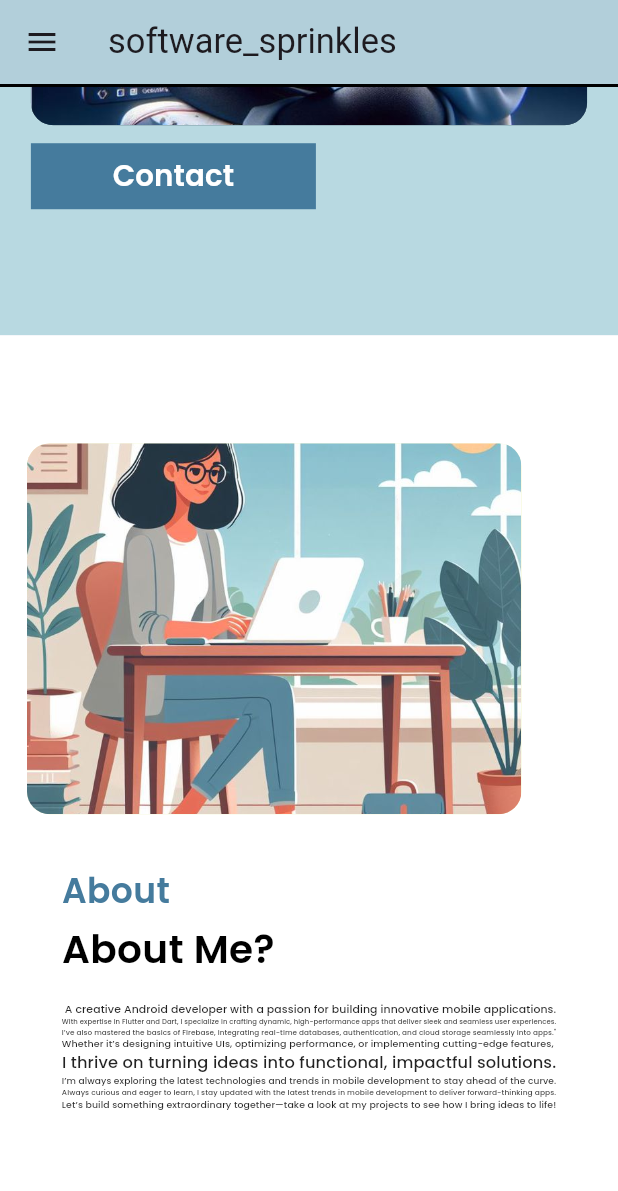
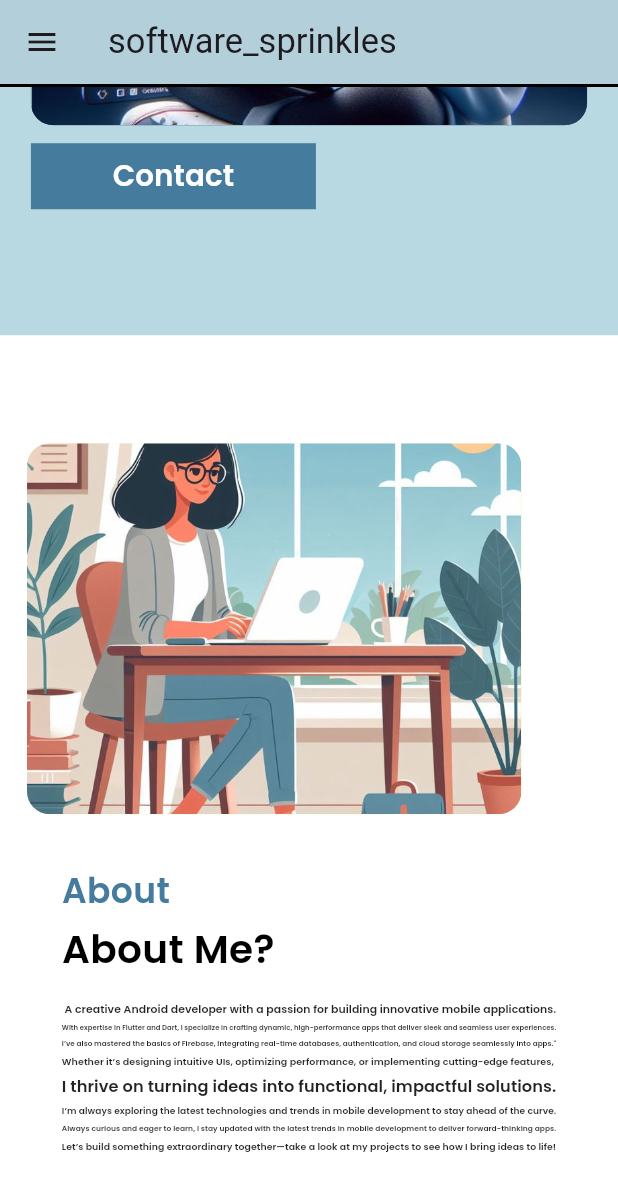
Before and after one commit to Areeba-ai05/Portfolio, a Flutter app: the screen it shows after launch, scrolled down 576 dp, on a phone screen of 412 x 824 dp. Shown: the top 1191 px of the screen. Run offline on Flutter 3.47's test engine with Material 3 defaults, Android fonts, the phone set to English and light mode, and no system bars; our stand-ins replace google_fonts.

Commit message:
update changes

```diff
--- a/lib/controller/widgets/secondTextWiget2.dart
+++ b/lib/controller/widgets/secondTextWiget2.dart
@@ -8,6 +8,6 @@ class SecondText_Widget extends StatelessWidget {
 
   @override
   Widget build(BuildContext context) {
-    return FittedBox(child: Text(text, style: GoogleFonts.poppins(fontSize: 25,fontWeight: FontWeight.w500,color:textColor),));
+    return FittedBox(child: Text(text, style: GoogleFonts.poppins(fontSize: 55,fontWeight: FontWeight.w600,color:textColor),));
   }
 }
--- a/lib/view/desktop-view/desktop-view.dart
+++ b/lib/view/desktop-view/desktop-view.dart
@@ -214,22 +214,27 @@ class _DesktopViewState extends State<DesktopView> {
                           text: 'I’ve also mastered the basics of Firebase, integrating real-time databases, authentication, and cloud storage seamlessly into apps.',
                           textColor: AppColors.lightblackColor,
                         ),
+                        SizedBox(height:3),
                         SecondTextWidget(
                           text: 'Whether it’s designing intuitive UIs, optimizing performance, or implementing cutting-edge features, ',
                           textColor: AppColors.lightblackColor,
                         ),
+                        SizedBox(height:3),
                         SecondTextWidget(
                           text: 'I thrive on turning ideas into functional, impactful solutions.',
                           textColor: AppColors.lightblackColor,
                         ),
+                        SizedBox(height:3),
                         SecondTextWidget(
                           text: 'I’m always exploring the latest technologies and trends in mobile development to stay ahead of the curve.',
                           textColor: AppColors.lightblackColor,
                         ),
+                        SizedBox(height:3),
                         SecondTextWidget(
                           text: 'Always curious and eager to learn, I stay updated with the latest trends in mobile development to deliver forward-thinking apps.',
                           textColor: AppColors.lightblackColor,
                         ),
+                        SizedBox(height:3),
                         SecondTextWidget(
                           text: 'Let’s build something extraordinary together—take a look at my projects to see how I bring ideas to life!', textColor: AppColors.lightblackColor,
                         ),
--- a/lib/view/mobile-view/mobile-view.dart
+++ b/lib/view/mobile-view/mobile-view.dart
@@ -195,28 +195,35 @@ class _HomeViewMobileState extends State<HomeViewMobile> {
                           text: ' A creative Android developer with a passion for building innovative mobile applications.',
                           textColor: AppColors.lightblackColor,
                         ),
+                        SizedBox(height:4),
                         SecondText_Widget(
                           text: 'With expertise in Flutter and Dart, I specialize in crafting dynamic, high-performance apps that deliver sleek and seamless user experiences.',
                           textColor: AppColors.lightblackColor,
                         ),
+                        SizedBox(height:4),
                         SecondText_Widget(
                           text: 'I’ve also mastered the basics of Firebase, integrating real-time databases, authentication, and cloud storage seamlessly into apps."',
                           textColor: AppColors.lightblackColor,
                         ),
+                        SizedBox(height:4),
                         SecondText_Widget(text: 'Whether it’s designing intuitive UIs, optimizing performance, or implementing cutting-edge features, ',
                           textColor: AppColors.lightblackColor,
                         ),
+                        SizedBox(height:4),
                         SecondText_Widget(text: 'I thrive on turning ideas into functional, impactful solutions.',
                           textColor: AppColors.lightblackColor,
                         ),
+                        SizedBox(height:4),
                         SecondText_Widget(
                           text: 'I’m always exploring the latest technologies and trends in mobile development to stay ahead of the curve.',
                           textColor: AppColors.lightblackColor,
                         ),
+                        SizedBox(height:4),
                         SecondText_Widget(
                           text: 'Always curious and eager to learn, I stay updated with the latest trends in mobile development to deliver forward-thinking apps.',
                           textColor: AppColors.lightblackColor,
                         ),
+                        SizedBox(height:4),
                         SecondText_Widget(
                           text: 'Let’s build something extraordinary together—take a look at my projects to see how I bring ideas to life!', textColor: AppColors.lightblackColor,
                         ),
```
